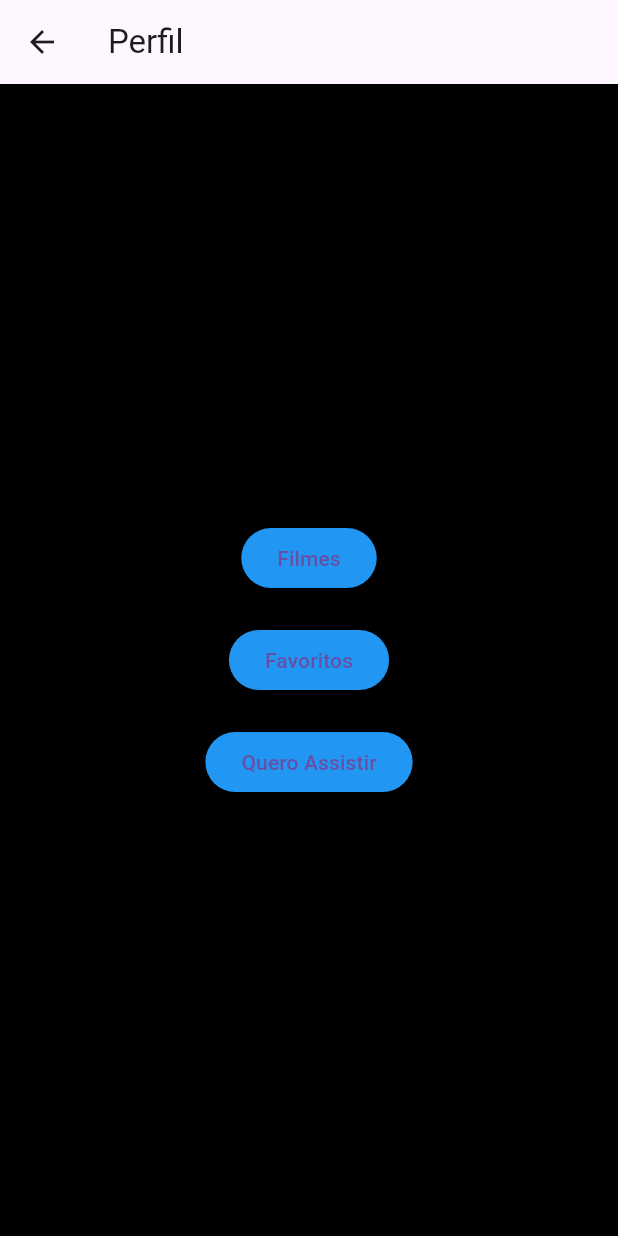
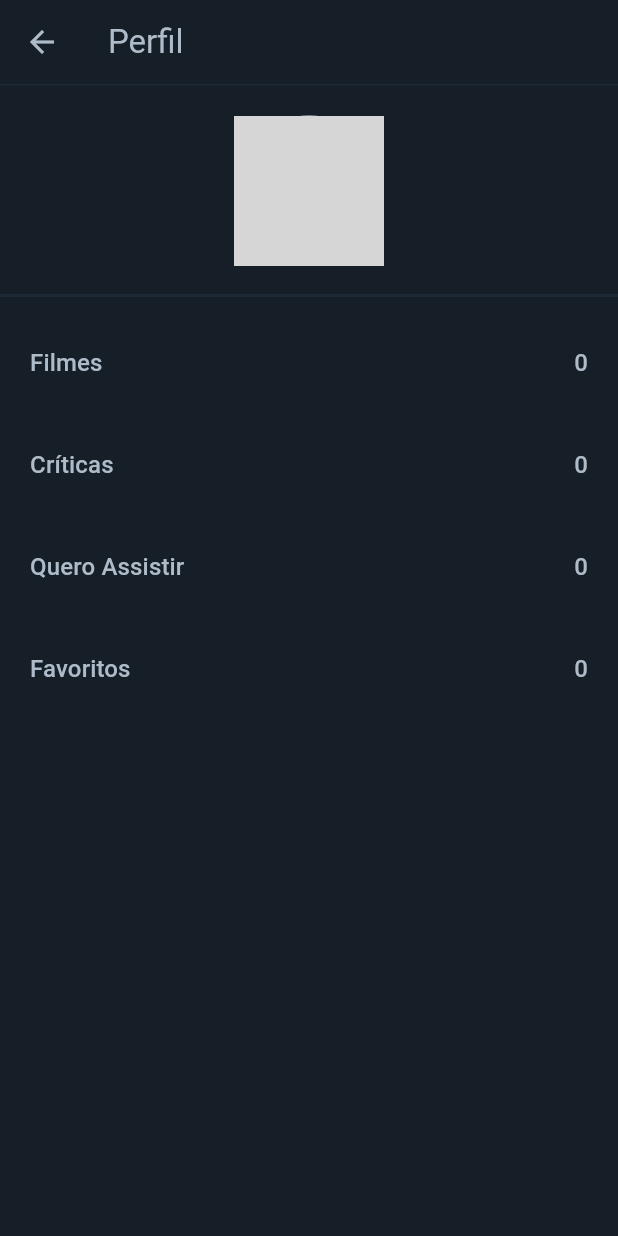
Before and after one commit to diegobrnrd/filmin, a Flutter app: the Perfil screen opened directly, on a phone screen of 412 x 824 dp. Run offline on Flutter 3.47's test engine with Material 3 defaults, Android fonts, the phone set to English and light mode, and no system bars; our stand-ins replace firebase_auth, firebase_core; accounts and stored records are empty; generated files the repository leaves out were written again; network calls fail; grey boxes are pictures that could not be loaded.

Commit message:
Melhorias visuais em busca, criticas e perfil

```diff
--- a/lib/busca.dart
+++ b/lib/busca.dart
@@ -136,10 +136,6 @@ class BuscaScreenState extends State<BuscaScreen> {
                   child: Container(
                     padding: const EdgeInsets.all(8.0),
                     margin: const EdgeInsets.symmetric(vertical: 4.0),
-                    decoration: BoxDecoration(
-                      color: const Color(0xFF1E2936),
-                      borderRadius: BorderRadius.circular(8.0),
-                    ),
                     child: Row(
                       children: [
                         if (posterPath != null && posterPath.isNotEmpty)
--- a/lib/criticas.dart
+++ b/lib/criticas.dart
@@ -19,11 +19,11 @@ class CriticasScreen extends StatelessWidget {
     // TODO: implement build
     return Scaffold(
         appBar: AppBar(
-          backgroundColor: const Color(0xFF161E27),
           title: const Text(
             "Críticas",
             style: TextStyle(color: Color(0xFFAEBBC9)),
           ),
+          backgroundColor: const Color(0xFF161E27),
           leading: IconButton(
             color: const Color(0xFFAEBBC9),
             icon: const Icon(Icons.arrow_back),
@@ -33,15 +33,13 @@ class CriticasScreen extends StatelessWidget {
           ),
         ),
         body: SingleChildScrollView(
-            child: Container(
-                color: const Color(0xFF1E2936),
             child: Padding(
               padding: const EdgeInsets.all(5.0),
               child: Center(
                   child: Column(
                 children: _criticas,
               )),
-                ))));
+            )));
   }
 
   Widget _buildCritica(String tituloFilme, String textoCritica) {
--- a/lib/perfil.dart
+++ b/lib/perfil.dart
@@ -1,7 +1,7 @@
-// perfil.dart
 import 'package:flutter/material.dart';
 import 'filmes_grid.dart';
 import 'filme.dart';
+import 'criticas.dart';
 
 class Perfil extends StatelessWidget {
   const Perfil({super.key});
@@ -10,28 +10,67 @@ class Perfil extends StatelessWidget {
   Widget build(BuildContext context) {
     return Scaffold(
       appBar: AppBar(
-        title: const Text('Perfil'),
+        title: const Text(
+          'Perfil',
+          style: TextStyle(color: Color(0xFFAEBBC9)),
         ),
-      backgroundColor: Colors.black,
-      body: Center(
+        backgroundColor: const Color(0xFF161E27),
+        iconTheme: const IconThemeData(
+          color: Color(0xFFAEBBC9),
+        ),
+      ),
+      body: Column(
+        children: [
+          const Divider(
+            color: Color(0xFF1E2936),
+            height: 1,
+            thickness: 2,
+          ),
+          const SizedBox(height: 20),
+          const CircleAvatar(
+            radius: 50,
+            backgroundImage: NetworkImage('URL_DA_FOTO_DO_USUARIO'),
+          ),
+          const SizedBox(height: 20),
+          const Divider(
+            color: Color(0xFF1E2936),
+            height: 1,
+            thickness: 2,
+          ),
+          const SizedBox(height: 20),
+          Expanded(
+            child: Center(
               child: Column(
-          mainAxisAlignment: MainAxisAlignment.center,
+                mainAxisAlignment: MainAxisAlignment.start,
                 children: [
-            _criarBotao(context, 'Filmes', 'Filmes'),
+                  _criarBotao(context, 'Filmes', 'Filmes', 0),
                   const SizedBox(height: 20),
-            _criarBotao(context, 'Favoritos', 'Favoritos'),
+                  _criarBotao(context, 'Críticas', 'Crítica', 0),
                   const SizedBox(height: 20),
-            _criarBotao(context, 'Quero Assistir', 'Quero Assistir'),
+                  _criarBotao(context, 'Quero Assistir', 'Quero Assistir', 0),
+                  const SizedBox(height: 20),
+                  _criarBotao(context, 'Favoritos', 'Favoritos', 0),
+                  const SizedBox(height: 20),
                 ],
               ),
+            ),
+          ),
+        ],
       ),
     );
   }
 
-  Widget _criarBotao(
-      BuildContext context, String tituloBotao, String tituloAppBar) {
-    return ElevatedButton(
+  Widget _criarBotao(BuildContext context, String tituloBotao, String tituloAppBar, int quantidade) {
+    return TextButton(
       onPressed: () {
+        if (tituloBotao == 'Crítica') {
+          Navigator.push(
+            context,
+            MaterialPageRoute(
+              builder: (context) => const CriticasScreen(),
+            ),
+          );
+        } else {
           Navigator.push(
             context,
             MaterialPageRoute(
@@ -41,11 +80,25 @@ class Perfil extends StatelessWidget {
               ),
             ),
           );
+        }
       },
-      style: ElevatedButton.styleFrom(
-        backgroundColor: Colors.blue,
+      style: TextButton.styleFrom(
+        padding: const EdgeInsets.symmetric(vertical: 10.0, horizontal: 20.0),
+        backgroundColor: Colors.transparent,
       ),
-      child: Text(tituloBotao),
+      child: Row(
+        mainAxisAlignment: MainAxisAlignment.spaceBetween,
+        children: [
+          Text(
+            tituloBotao,
+            style: const TextStyle(color: Color(0xFFAEBBC9), fontSize: 16),
+          ),
+          Text(
+            quantidade.toString(),
+            style: const TextStyle(color: Color(0xFFAEBBC9), fontSize: 16),
+          ),
+        ],
+      ),
     );
   }
 
```
Lines whose indentation alone changed are shown as unchanged.
